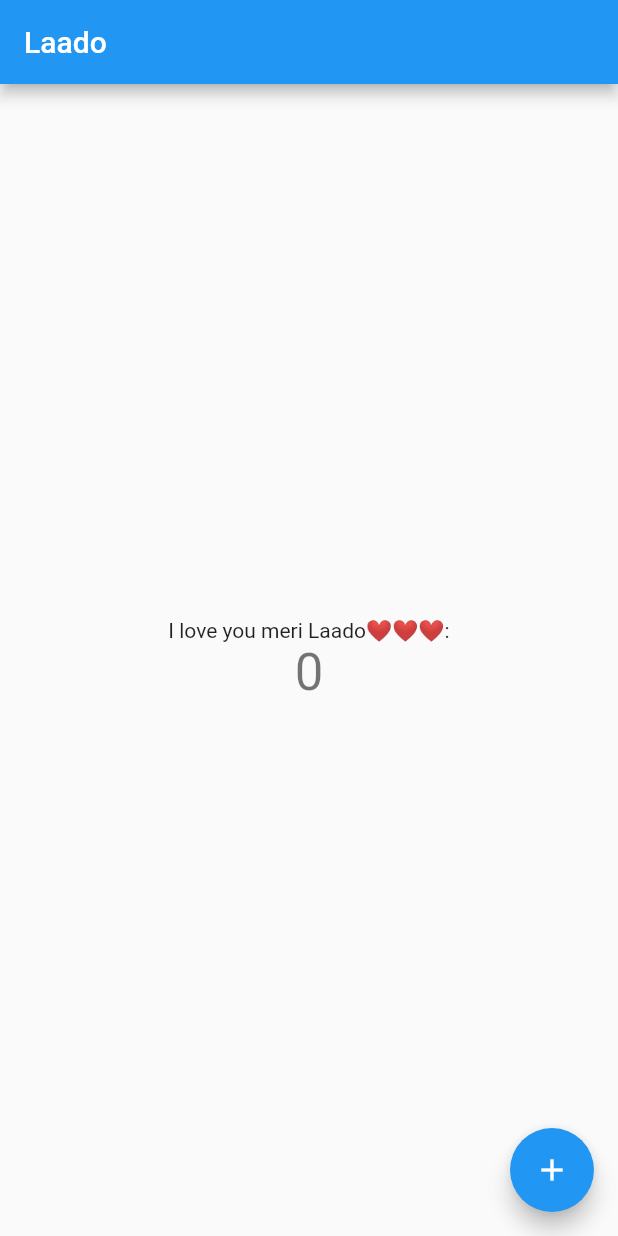
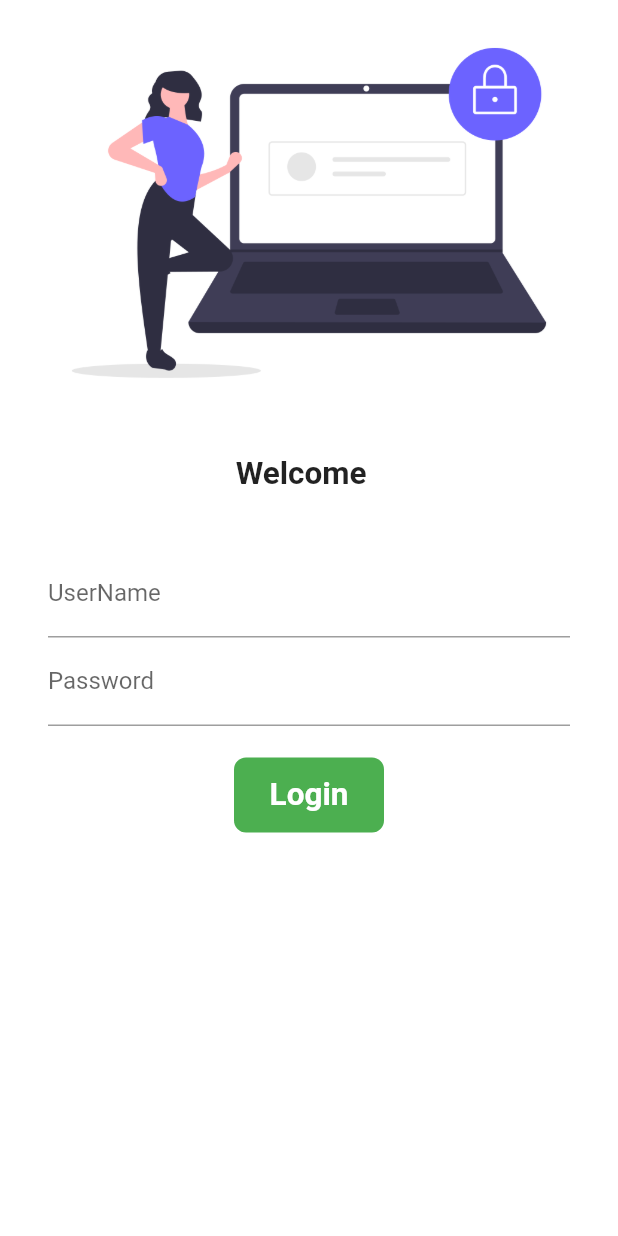
Before and after one commit to yogeshpranaq4u/yogeshpranaq4u, a Flutter app: the screen it shows after launch, on a phone screen of 412 x 824 dp. Run offline on Flutter 3.47's test engine with Material 2 defaults, Android fonts, the phone set to English and light mode, and no system bars.

Commit message:
Work on the widget

```diff
--- /dev/null
+++ b/lib/Pages/homepage.dart
@@ -0,0 +1,26 @@
+import 'package:flutter/material.dart';
+
+class Homepage extends StatelessWidget {
+  const Homepage({Key? key}) : super(key: key);
+
+  @override
+  Widget build(BuildContext context) {
+    var a = 10;
+    var pyr = "Laado";
+    return Scaffold(
+      appBar: AppBar(
+        title: Text("Laado"),
+      ),
+      body: Center(
+        child: Container(
+          child: Text(
+            "I love your meri $pyr❤❤❤❤❤❤❤ , $a",
+            style: TextStyle(
+                fontSize: 21, fontWeight: FontWeight.bold, color: Colors.blue),
+          ),
+        ),
+      ),
+      drawer: Drawer(),
+    );
+  }
+}
--- /dev/null
+++ b/lib/Pages/loginpage.dart
@@ -0,0 +1,98 @@
+import 'package:firstproject/utils/routes.dart';
+import 'package:flutter/material.dart';
+
+class LoginPage extends StatefulWidget {
+  const LoginPage({Key? key}) : super(key: key);
+
+  @override
+  State<LoginPage> createState() => _LoginPageState();
+}
+
+class _LoginPageState extends State<LoginPage> {
+  String name=" ";
+  bool changeButton= false;
+  @override
+  Widget build(BuildContext context) {
+    return Material(
+        color: Colors.white,
+        child: SingleChildScrollView(
+          child: Column(
+            children: [
+              Image.asset(
+                "assets/images/login_img.png",
+                fit: BoxFit.cover,
+              ),
+              SizedBox(
+                height: 20.0,
+              ),
+              Text(
+                "Welcome $name",
+                style: TextStyle(
+                  fontWeight: FontWeight.bold,
+                  fontSize: 21,
+                ),
+              ),
+              SizedBox(
+                height: 21.0,
+              ),
+              Padding(
+                padding: const EdgeInsets.symmetric(
+                    vertical: 16.0, horizontal: 32.0),
+                child: Column(
+                  children: [
+                    TextFormField(
+                      decoration: InputDecoration(
+                          hintText: "Enter UserName", labelText: "UserName"),
+                      onChanged: (value) {
+                        name = value;
+                        setState(() {});
+                      },
+                    ),
+                    TextFormField(
+                      obscureText: true,
+                      decoration: InputDecoration(
+                        hintText: "Enter Password",
+                        labelText: "Password",
+                      ),
+                    ),
+                    SizedBox(height: 21.0),
+
+                    InkWell(
+                      onTap: () async{
+                        setState(() {
+                          changeButton=true;
+                        });
+                        await Future.delayed(Duration(seconds: 1));
+                        Navigator.pushNamed(context, Myroutes.homeroute);
+                      },
+                      child: AnimatedContainer(
+                        duration: Duration(seconds: 1),
+                        width: changeButton?50: 100,
+                        height: 50,
+                        alignment: Alignment.center,
+                        child: changeButton? Icon(
+                          Icons.done,
+                          color: Colors.white,
+                        ) :Text("Login",style: TextStyle(
+                          color: Colors.white,fontSize: 21, fontWeight: FontWeight.bold
+                        ),
+                        ),
+                        decoration: BoxDecoration(
+                          color: Colors.green,
+                          borderRadius: BorderRadius.circular(changeButton?50: 8)
+                        ),
+                      ),
+                    )
+                    /*ElevatedButton(
+                        onPressed: () {
+                          Navigator.pushNamed(context, Myroutes.homeroute);
+                        },
+                        child: Text("Login"))*/
+                  ],
+                ),
+              ),
+            ],
+          ),
+        ));
+  }
+}
--- a/lib/main.dart
+++ b/lib/main.dart
@@ -1,115 +1,28 @@
+import 'package:firstproject/Pages/loginpage.dart';
+import 'package:firstproject/Pages/homepage.dart';
+import 'package:firstproject/utils/routes.dart';
+import 'package:flutter/cupertino.dart';
 import 'package:flutter/material.dart';
 
 void main() {
-  runApp(const MyApp());
+  runApp(Myapp());
 }
 
-class MyApp extends StatelessWidget {
-  const MyApp({Key? key}) : super(key: key);
+class Myapp extends StatelessWidget {
+  const Myapp({Key? key}) : super(key: key);
 
-  // This widget is the root of your application.
   @override
   Widget build(BuildContext context) {
     return MaterialApp(
-      title: 'Flutter Demo',
-      theme: ThemeData(
-        // This is the theme of your application.
-        //
-        // Try running your application with "flutter run". You'll see the
-        // application has a blue toolbar. Then, without quitting the app, try
-        // changing the primarySwatch below to Colors.green and then invoke
-        // "hot reload" (press "r" in the console where you ran "flutter run",
-        // or simply save your changes to "hot reload" in a Flutter IDE).
-        // Notice that the counter didn't reset back to zero; the application
-        // is not restarted.
-        primarySwatch: Colors.blue,
-      ),
-      home: const MyHomePage(title: 'Laado'),
+      themeMode: ThemeMode.light,
+      theme: ThemeData(primarySwatch: Colors.green),
+      darkTheme:
+          ThemeData(brightness: Brightness.light),
+      routes:{
+        "/" : (context) => LoginPage(),
+        Myroutes.homeroute :(context) => Homepage(),
+        Myroutes.loginroute :(context) =>LoginPage()
+      },
     );
   }
 }
-
-class MyHomePage extends StatefulWidget {
-  const MyHomePage({Key? key, required this.title}) : super(key: key);
-
-  // This widget is the home page of your application. It is stateful, meaning
-  // that it has a State object (defined below) that contains fields that affect
-  // how it looks.
-
-  // This class is the configuration for the state. It holds the values (in this
-  // case the title) provided by the parent (in this case the App widget) and
-  // used by the build method of the State. Fields in a Widget subclass are
-  // always marked "final".
-
-  final String title;
-
-  @override
-  State<MyHomePage> createState() => _MyHomePageState();
-}
-
-class _MyHomePageState extends State<MyHomePage> {
-  int _counter = 0;
-
-  void _incrementCounter() {
-    setState(() {
-      // This call to setState tells the Flutter framework that something has
-      // changed in this State, which causes it to rerun the build method below
-      // so that the display can reflect the updated values. If we changed
-      // _counter without calling setState(), then the build method would not be
-      // called again, and so nothing would appear to happen.
-      _counter++;
-    });
-  }
-
-  @override
-  Widget build(BuildContext context) {
-    // This method is rerun every time setState is called, for instance as done
-    // by the _incrementCounter method above.
-    //
-    // The Flutter framework has been optimized to make rerunning build methods
-    // fast, so that you can just rebuild anything that needs updating rather
-    // than having to individually change instances of widgets.
-    return Scaffold(
-      appBar: AppBar(
-        // Here we take the value from the MyHomePage object that was created by
-        // the App.build method, and use it to set our appbar title.
-        title: Text(widget.title),
-      ),
-      body: Center(
-        // Center is a layout widget. It takes a single child and positions it
-        // in the middle of the parent.
-        child: Column(
-          // Column is also a layout widget. It takes a list of children and
-          // arranges them vertically. By default, it sizes itself to fit its
-          // children horizontally, and tries to be as tall as its parent.
-          //
-          // Invoke "debug painting" (press "p" in the console, choose the
-          // "Toggle Debug Paint" action from the Flutter Inspector in Android
-          // Studio, or the "Toggle Debug Paint" command in Visual Studio Code)
-          // to see the wireframe for each widget.
-          //
-          // Column has various properties to control how it sizes itself and
-          // how it positions its children. Here we use mainAxisAlignment to
-          // center the children vertically; the main axis here is the vertical
-          // axis because Columns are vertical (the cross axis would be
-          // horizontal).
-          mainAxisAlignment: MainAxisAlignment.center,
-          children: <Widget>[
-            const Text(
-              'I love you meri Laado❤❤❤:',
-            ),
-            Text(
-              '$_counter',
-              style: Theme.of(context).textTheme.headline4,
-            ),
-          ],
-        ),
-      ),
-      floatingActionButton: FloatingActionButton(
-        onPressed: _incrementCounter,
-        tooltip: 'Increment',
-        child: const Icon(Icons.add),
-      ), // This trailing comma makes auto-formatting nicer for build methods.
-    );
-  }
-}
--- /dev/null
+++ b/lib/utils/routes.dart
@@ -0,0 +1,4 @@
+class Myroutes{
+  static String loginroute="/login";
+  static String homeroute="/home";
+}
--- a/pubspec.yaml
+++ b/pubspec.yaml
@@ -58,8 +58,8 @@ flutter:
   uses-material-design: true
 
   # To add assets to your application, add an assets section, like this:
-  # assets:
-  #   - images/a_dot_burr.jpeg
+  assets:
+      - assets/images/
   #   - images/a_dot_ham.jpeg
 
   # An image asset can refer to one or more resolution-specific "variants", see
```
Also changed, not shown: assets/images/login_img.png (added), 1 other file.
